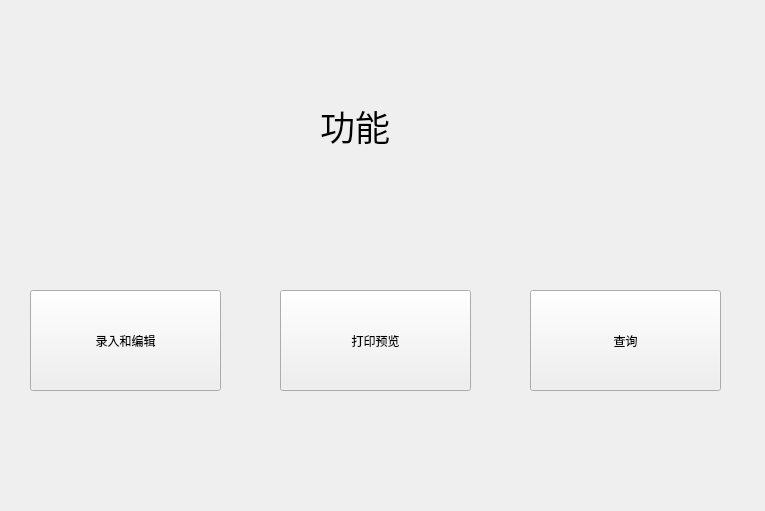
Qt form software-assignment/maingui.ui (leander-deleted/goods-management-system) before a commit.
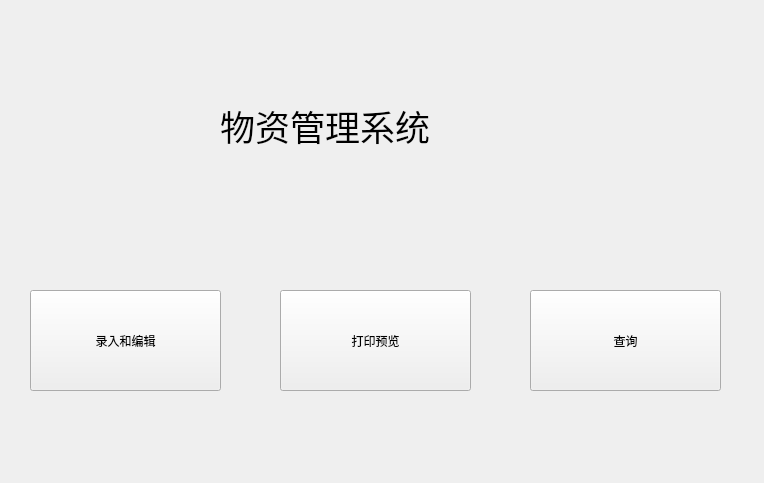
The same form after that commit.

Diff of the .ui file:
```diff
--- a/software-assignment/maingui.ui
+++ b/software-assignment/maingui.ui
@@ -6,8 +6,8 @@
    <rect>
     <x>0</x>
     <y>0</y>
-    <width>765</width>
-    <height>511</height>
+    <width>764</width>
+    <height>483</height>
    </rect>
   </property>
   <property name="windowTitle">
@@ -16,9 +16,9 @@
   <widget class="QLabel" name="label">
    <property name="geometry">
     <rect>
-     <x>320</x>
+     <x>220</x>
      <y>70</y>
-     <width>221</width>
+     <width>331</width>
      <height>111</height>
     </rect>
    </property>
@@ -28,7 +28,7 @@
     </font>
    </property>
    <property name="text">
-    <string>功能</string>
+    <string>物资管理系统</string>
    </property>
   </widget>
   <widget class="QPushButton" name="pushButton">
```
